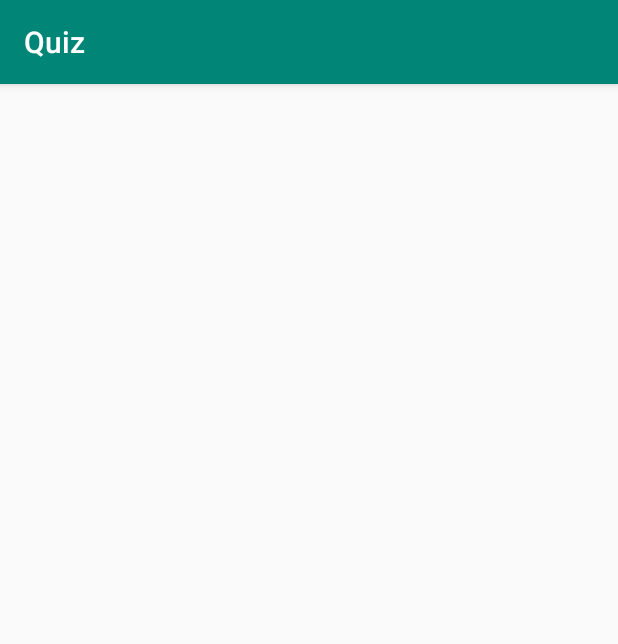
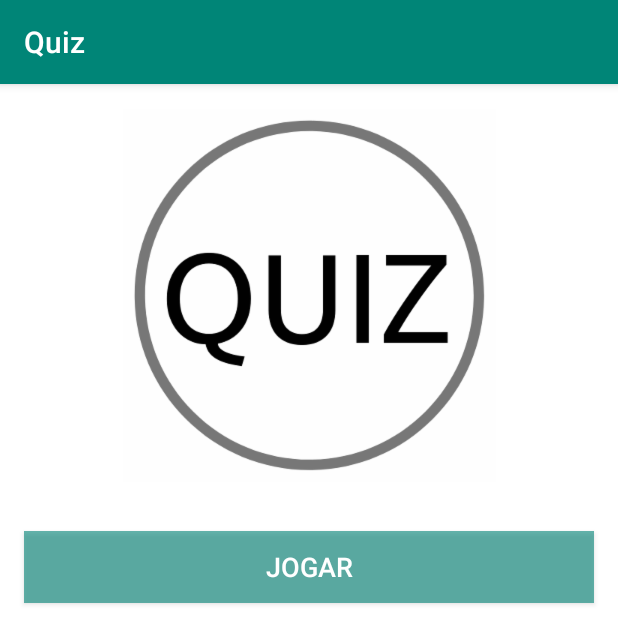
Before and after one commit to franciscojsc/quiz-android, an Android app: the screen it shows after launch (MainActivity), on a phone screen of 412 x 824 dp. Shown: the top 644 px of the screen. Run offline under Robolectric (Android 15) with nearby library versions, the phone set to English and light mode, and no system bars.

Commit message:
Tela inicial

```diff
--- a/app/src/main/java/br/com/franciscochaves/quiz/MainActivity.java
+++ b/app/src/main/java/br/com/franciscochaves/quiz/MainActivity.java
@@ -1,7 +1,9 @@
 package br.com.franciscochaves.quiz;
 
+import android.content.Intent;
 import android.support.v7.app.AppCompatActivity;
 import android.os.Bundle;
+import android.view.View;
 
 public class MainActivity extends AppCompatActivity {
 
@@ -10,4 +12,9 @@ public class MainActivity extends AppCompatActivity {
         super.onCreate(savedInstanceState);
         setContentView(R.layout.activity_main);
     }
+
+    public void btnJogarOnClick(View view) {
+        Intent intent = new Intent(this, QuizActivity.class);
+        startActivity(intent);
+    }
 }
--- a/app/src/main/res/layout/activity_main.xml
+++ b/app/src/main/res/layout/activity_main.xml
@@ -4,4 +4,34 @@
     xmlns:tools="http://schemas.android.com/tools"
     android:layout_width="match_parent"
     android:layout_height="match_parent"
-    tools:context=".MainActivity"/>
+    android:background="#FFFFFF"
+    tools:context=".MainActivity" >
+
+    <ImageView
+        android:id="@+id/imageView"
+        android:layout_width="wrap_content"
+        android:layout_height="wrap_content"
+        android:layout_marginStart="16dp"
+        android:layout_marginTop="16dp"
+        android:layout_marginEnd="16dp"
+        app:layout_constraintEnd_toEndOf="parent"
+        app:layout_constraintStart_toStartOf="parent"
+        app:layout_constraintTop_toTopOf="parent"
+        app:srcCompat="@drawable/quiz" />
+
+    <Button
+        android:id="@+id/button_jogar"
+        android:layout_width="0dp"
+        android:layout_height="wrap_content"
+        android:layout_marginStart="16dp"
+        android:layout_marginTop="32dp"
+        android:layout_marginEnd="16dp"
+        android:background="#99008477"
+        android:onClick="btnJogarOnclick"
+        android:text="@string/botao_jogar"
+        android:textColor="#FFFFFF"
+        android:textSize="18sp"
+        app:layout_constraintEnd_toEndOf="parent"
+        app:layout_constraintStart_toStartOf="parent"
+        app:layout_constraintTop_toBottomOf="@+id/imageView" />
+</android.support.constraint.ConstraintLayout>
--- a/app/src/main/res/values/strings.xml
+++ b/app/src/main/res/values/strings.xml
@@ -1,3 +1,4 @@
 <resources>
     <string name="app_name">Quiz</string>
+    <string name="botao_jogar">Jogar</string>
 </resources>
```
Also changed, not shown: app/src/main/res/drawable-hdpi/quiz.png (added), app/src/main/res/drawable-mdpi/quiz.png (added), app/src/main/res/drawable-xhdpi/quiz.png (added), app/src/main/res/drawable-xxhdpi/quiz.png (added), app/src/main/res/drawable-xxxhdpi/quiz.png (added).
